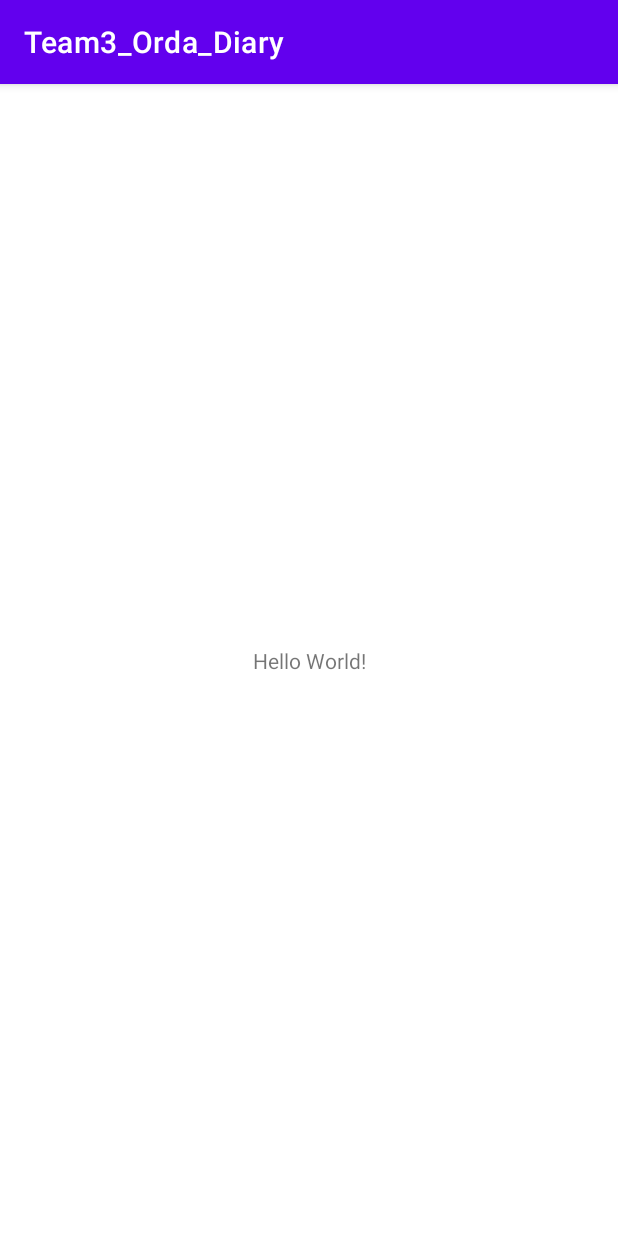
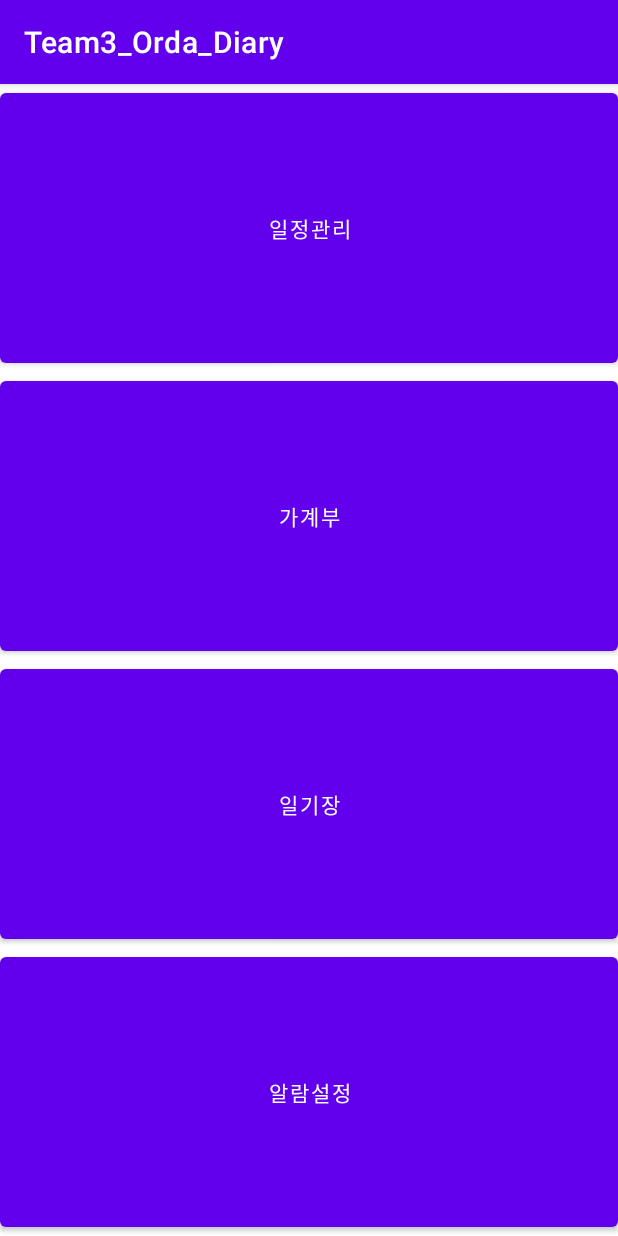
Before and after one commit to yujin45/Team3_Orda_Diary, an Android app: the screen it shows after launch (MainActivity), on a phone screen of 412 x 824 dp. Run offline under Robolectric (Android 15) with nearby library versions, the phone set to English and light mode, and no system bars.

Commit message:
알람 기능 70% 구현 완료

```diff
--- a/app/src/main/java/smu/team3_orda_diary/MainActivity.java
+++ b/app/src/main/java/smu/team3_orda_diary/MainActivity.java
@@ -2,13 +2,58 @@ package smu.team3_orda_diary;
 
 import androidx.appcompat.app.AppCompatActivity;
 
+import android.content.ComponentName;
+import android.content.Intent;
+import android.content.ServiceConnection;
 import android.os.Bundle;
+import android.os.IBinder;
+import android.view.View;
+import android.widget.Button;
 
 public class MainActivity extends AppCompatActivity {
+    Button scheduleBtn, accountBookBtn, diaryBtn, alarmBtn;
+
+
 
     @Override
     protected void onCreate(Bundle savedInstanceState) {
         super.onCreate(savedInstanceState);
         setContentView(R.layout.activity_main);
+
+        scheduleBtn = findViewById(R.id.button1);
+        accountBookBtn = findViewById(R.id.button2);
+        diaryBtn = findViewById(R.id.button3);
+        alarmBtn = findViewById(R.id.button4);
+
+        // 버튼 클릭시
+        // 스케줄 관리 버튼
+        scheduleBtn.setOnClickListener(new View.OnClickListener() {
+            @Override
+            public void onClick(View v) {
+
+            }
+        });
+        // 가계부 버튼
+        accountBookBtn.setOnClickListener(new View.OnClickListener() {
+            @Override
+            public void onClick(View v) {
+
+            }
+        });
+        // 일기장 버튼
+        diaryBtn.setOnClickListener(new View.OnClickListener() {
+            @Override
+            public void onClick(View v) {
+
+            }
+        });
+        // 알람 버튼
+        alarmBtn.setOnClickListener(new View.OnClickListener() {
+            @Override
+            public void onClick(View v) {
+                Intent intent = new Intent(getApplicationContext(), AlarmActivity.class);
+                startActivity(intent);
+            }
+        });
     }
 }
--- a/app/src/main/res/layout/activity_main.xml
+++ b/app/src/main/res/layout/activity_main.xml
@@ -1,18 +1,39 @@
 <?xml version="1.0" encoding="utf-8"?>
-<androidx.constraintlayout.widget.ConstraintLayout xmlns:android="http://schemas.android.com/apk/res/android"
+<LinearLayout
+    xmlns:android="http://schemas.android.com/apk/res/android"
     xmlns:app="http://schemas.android.com/apk/res-auto"
     xmlns:tools="http://schemas.android.com/tools"
     android:layout_width="match_parent"
     android:layout_height="match_parent"
+    android:orientation="vertical"
     tools:context=".MainActivity">
 
-    <TextView
-        android:layout_width="wrap_content"
+
+    <Button
+        android:id="@+id/button1"
+        android:layout_width="match_parent"
         android:layout_height="wrap_content"
-        android:text="Hello World!"
-        app:layout_constraintBottom_toBottomOf="parent"
-        app:layout_constraintEnd_toEndOf="parent"
-        app:layout_constraintStart_toStartOf="parent"
-        app:layout_constraintTop_toTopOf="parent" />
+        android:layout_weight="1"
+        android:text="일정관리" />
 
-</androidx.constraintlayout.widget.ConstraintLayout>
+    <Button
+        android:id="@+id/button2"
+        android:layout_width="match_parent"
+        android:layout_height="wrap_content"
+        android:layout_weight="1"
+        android:text="가계부" />
+
+    <Button
+        android:id="@+id/button3"
+        android:layout_width="match_parent"
+        android:layout_height="wrap_content"
+        android:layout_weight="1"
+        android:text="일기장" />
+
+    <Button
+        android:id="@+id/button4"
+        android:layout_width="match_parent"
+        android:layout_height="wrap_content"
+        android:layout_weight="1"
+        android:text="알람설정" />
+</LinearLayout>
```
Also changed, not shown: app/src/main/AndroidManifest.xml (+19 -1 lines), app/src/main/java/smu/team3_orda_diary/AlarmActivity.java (added, +100 -0 lines), app/src/main/java/smu/team3_orda_diary/AlarmReceiver.java (added, +39 -0 lines), app/src/main/java/smu/team3_orda_diary/NotificationHelper.java (added, +86 -0 lines), app/src/main/java/smu/team3_orda_diary/RingingAlarmActivity.java (added, +167 -0 lines), app/src/main/java/smu/team3_orda_diary/TimePickerFragment.java (added, +25 -0 lines), app/src/main/res/layout/activity_alarm.xml (added, +31 -0 lines), app/src/main/res/layout/activity_ringing_alarm.xml (added, +32 -0 lines), 1 other file.
